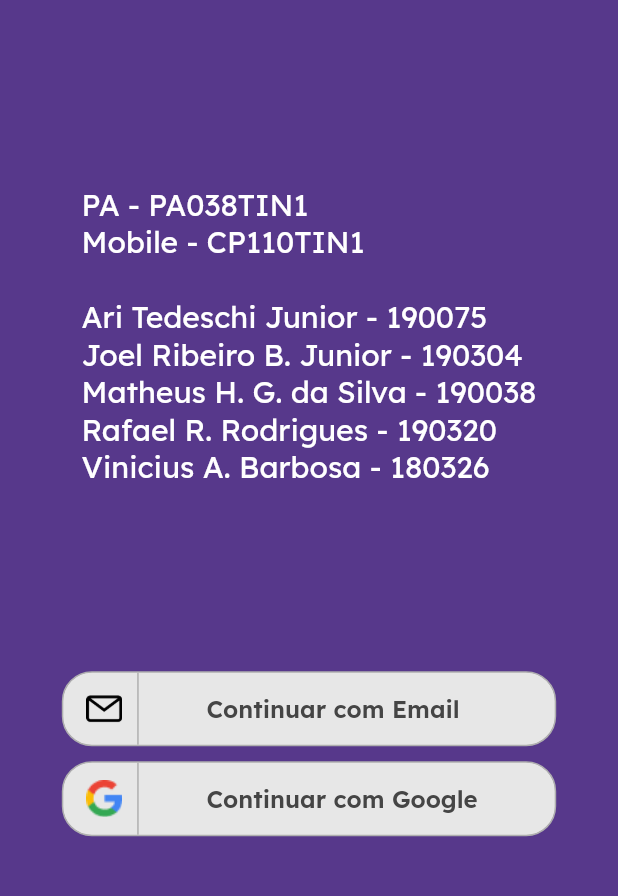
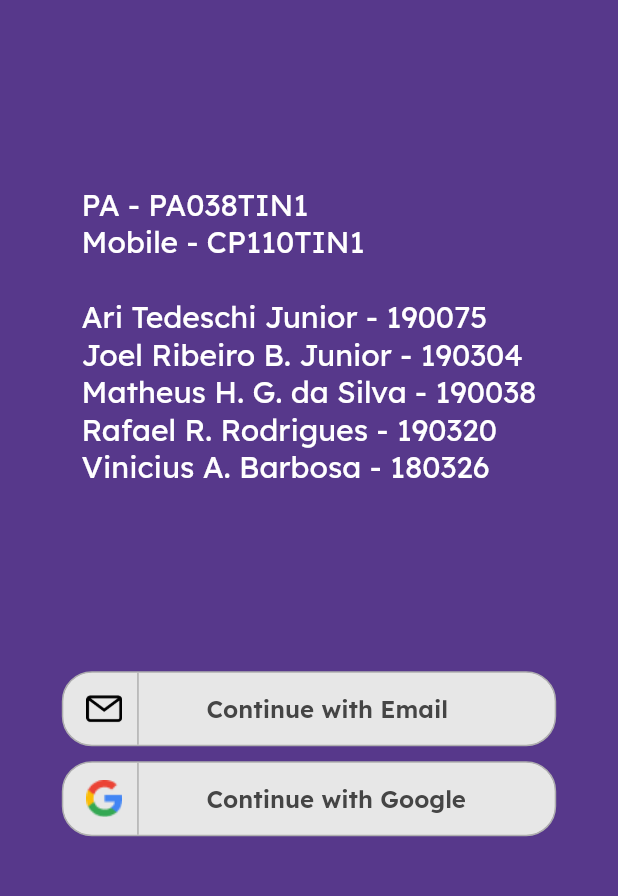
Before and after one commit to AriTedeschi/MyGame, a Flutter app: the screen it shows after launch, on a phone screen of 412 x 824 dp, the part 338-1234 px from its top. Run offline on Flutter 3.47's test engine with Material 2 defaults, Android fonts, the phone set to English and light mode, and no system bars; our stand-ins replace google_fonts; generated files the repository leaves out were written again.

```diff
--- /dev/null
+++ b/l10n.yaml
@@ -0,0 +1,3 @@
+arb-dir: lib/l10n
+template-arb-file: app_en.arb
+output-localization-file: app_localizations.dart
--- /dev/null
+++ b/lib/l10n/app_en.arb
@@ -0,0 +1,4 @@
+{
+  "loginGoogle": "Continue with Google",
+  "loginEmail": "Continue with Email"
+}
--- /dev/null
+++ b/lib/l10n/app_pt.arb
@@ -0,0 +1,4 @@
+{
+  "loginGoogle": "Continuar com Google",
+  "loginEmail": "Continuar com Email"
+}
--- a/lib/main.dart
+++ b/lib/main.dart
@@ -2,6 +2,7 @@ import 'package:flutter/material.dart';
 import 'package:my_game/core/themes/app_colors.dart';
 import 'package:my_game/presentation/pages/landing_page.dart';
 import 'package:my_game/presentation/pages/login_page.dart';
+import 'package:flutter_gen/gen_l10n/app_localizations.dart';
 
 void main() {
   runApp(const AppWidget());
@@ -13,6 +14,8 @@ class AppWidget extends StatelessWidget {
   @override
   Widget build(BuildContext context) {
     return MaterialApp(
+      localizationsDelegates: AppLocalizations.localizationsDelegates,
+      supportedLocales: AppLocalizations.supportedLocales,
       title: 'My Game',
       initialRoute: '/landing',
       theme: ThemeData(
--- a/lib/presentation/pages/landing_page.dart
+++ b/lib/presentation/pages/landing_page.dart
@@ -3,6 +3,7 @@ import 'package:my_game/core/themes/app_colors.dart';
 import 'package:my_game/core/themes/app_images.dart';
 import 'package:my_game/core/themes/app_text_styles.dart';
 import 'package:my_game/presentation/widgets/login_button.dart';
+import 'package:flutter_gen/gen_l10n/app_localizations.dart';
 
 class LandingPage extends StatefulWidget {
   const LandingPage({Key? key}) : super(key: key);
@@ -53,7 +54,7 @@ class _LandingPageState extends State<LandingPage> {
                     height: size.height * 0.15,
                   ),
                   LoginButton(
-                    "Continuar com Email",
+                    AppLocalizations.of(context)!.loginEmail,
                     AppImages.emailIcon,
                     onTap: () {
                       Navigator.pushReplacementNamed(context, '/login'); //TODO: fazer login
@@ -62,7 +63,7 @@ class _LandingPageState extends State<LandingPage> {
                   Padding(
                     padding: const EdgeInsets.only(top: 10),
                     child: LoginButton(
-                      "Continuar com Google",
+                      AppLocalizations.of(context)!.loginGoogle,
                       AppImages.googleIcon,
                       onTap: () {
                         Navigator.pushReplacementNamed(context, '/login'); //TODO: fazer login com google
```
Also changed, not shown: pubspec.yaml (+3 -26 lines), pubspec.lock.
